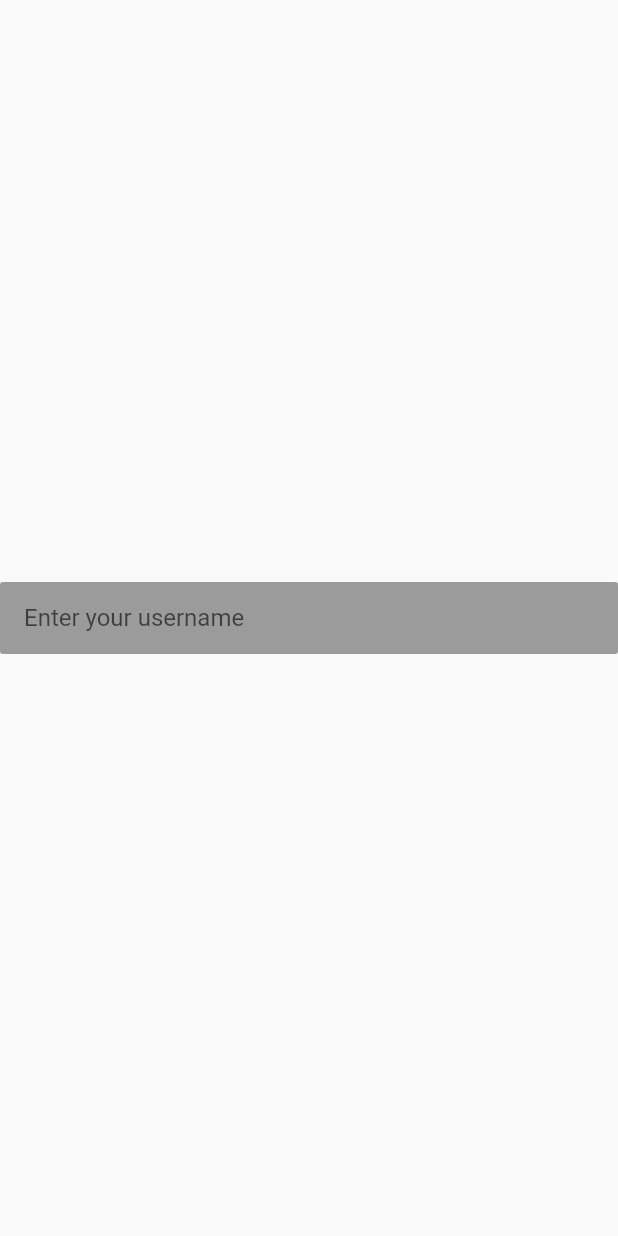
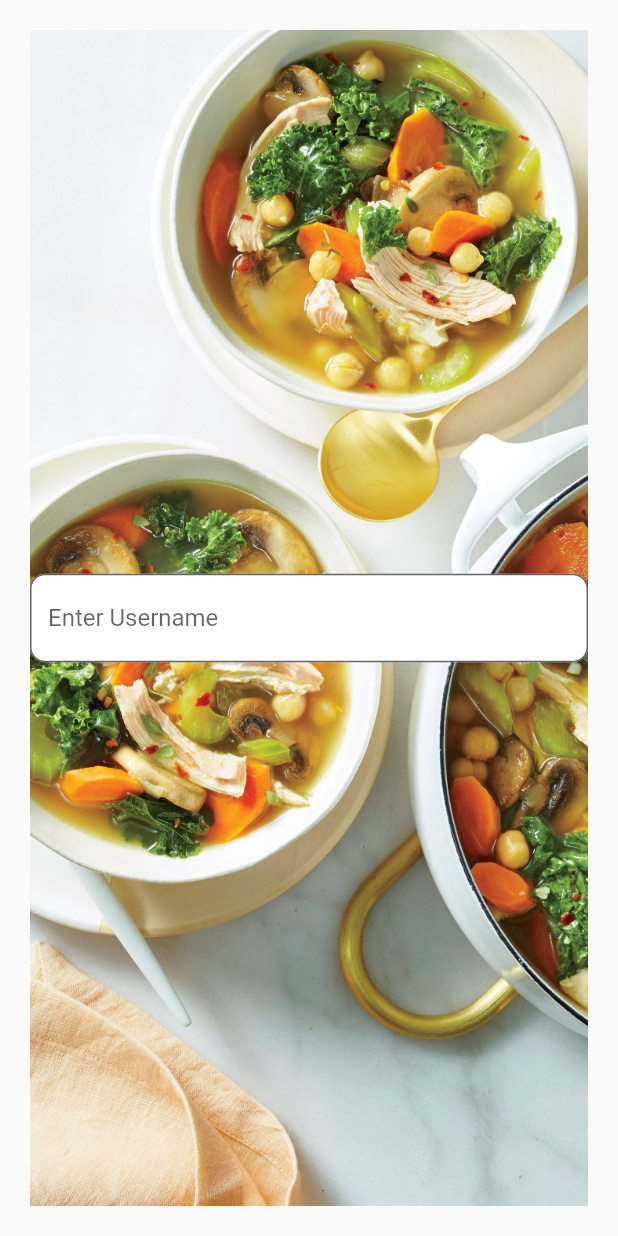
Before and after one commit to rickyhsu0101/lahacks2019, a Flutter app: the screen it shows after launch, on a phone screen of 412 x 824 dp. Run offline on Flutter 3.47's test engine with Material 2 defaults, Android fonts, the phone set to English and light mode, and no system bars; our stand-ins replace google_maps_flutter, image_picker.

Commit message:
moved files

```diff
--- a/lib/main.dart
+++ b/lib/main.dart
@@ -18,25 +18,40 @@ class FirstRoute extends StatelessWidget{
   Widget build(BuildContext context){
     return Scaffold(
       body: Center(
-        child: RaisedButton(
-          child: TextField(
-            decoration: InputDecoration(
-              border: InputBorder.none,
-              hintText: 'Enter your username'
-            ),
+        child: Container(
+          alignment: AlignmentDirectional(0.0, 0.0),
+          margin: new EdgeInsets.all(20.0),
+          decoration: new BoxDecoration(
+          image: new DecorationImage(
+            image: new AssetImage("background.jpg"),
+            fit: BoxFit.cover,
+          )
+        ),
+        child: TextField(
+            decoration: new InputDecoration(
+                filled: true,
+                fillColor: Colors.white,
+                //labelText: "Enter Username",
+                hintText: 'Enter Username',
+                border: const OutlineInputBorder(
+                  borderSide: const BorderSide(width: 40.0),
+                  borderRadius: const BorderRadius.all(
+                    Radius.circular(10.0),
+                  ),
+                ),
+              ),
             onSubmitted: (text){
               Navigator.push(
                 context,
                 MaterialPageRoute(builder: (context) => SecondRoute()),
               );
             },
-          ),
-        ),
-      ),
+          )
+      )
+      )
     );
   }
 }
-
 class SecondRoute extends StatefulWidget {
   @override
   _SecondRoute createState() => _SecondRoute();
```
Also changed, not shown: pubspec.yaml (+15 -9 lines), background.jpg (added), food.jpeg (added), 14 other files.
